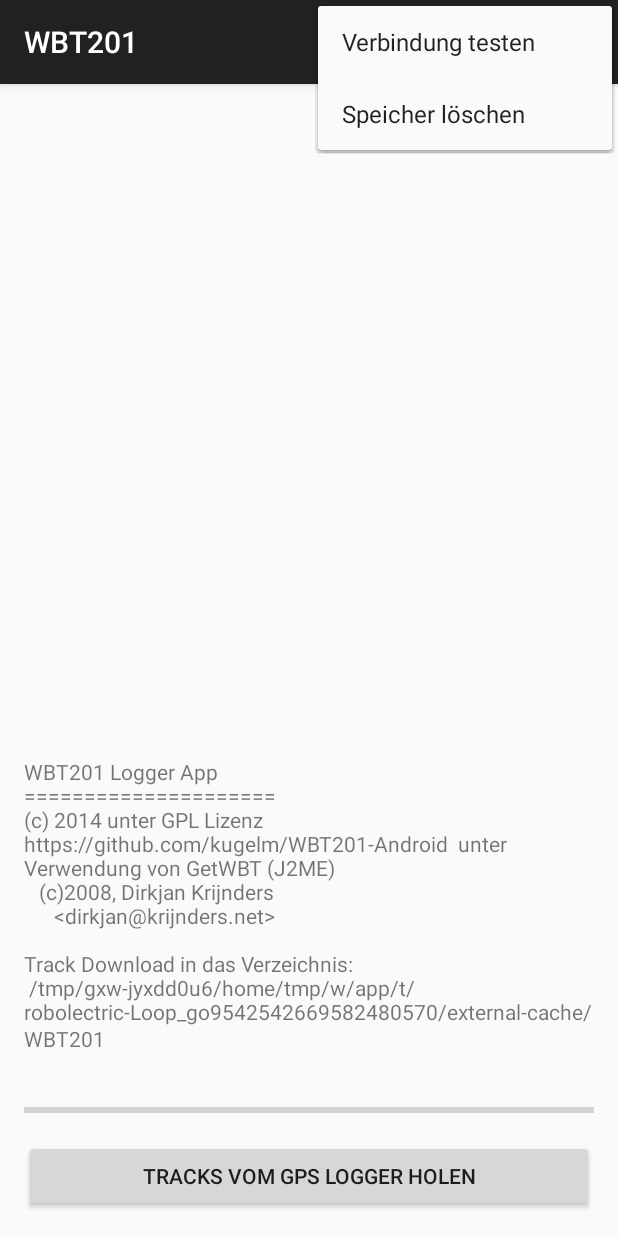
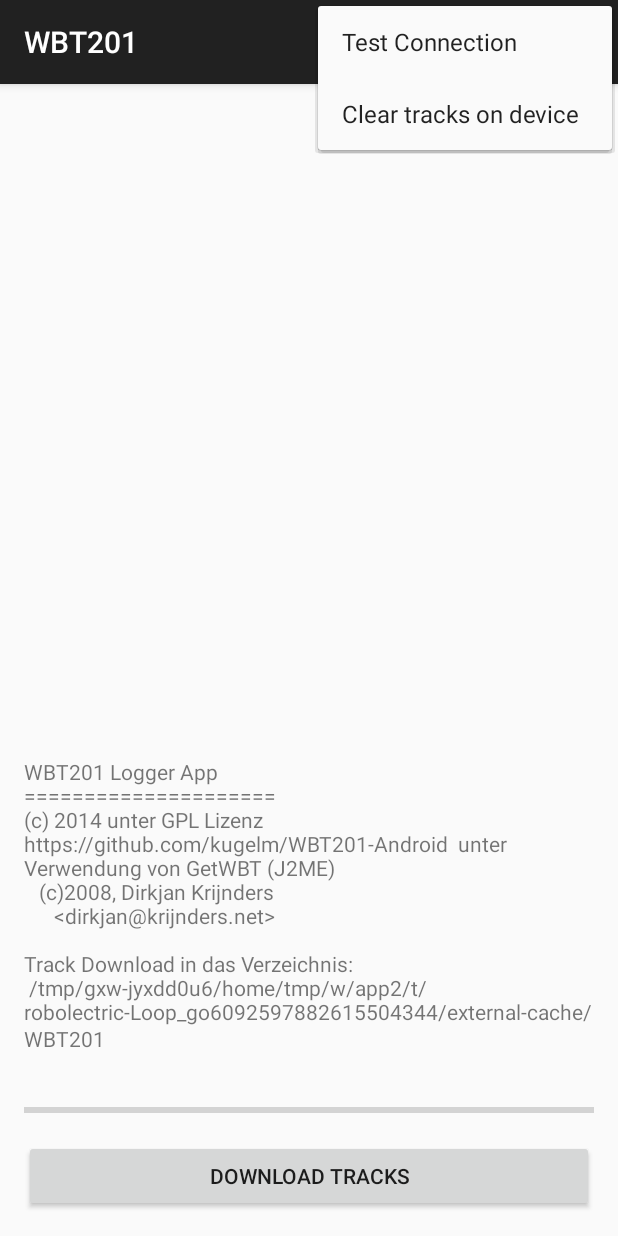
Before and after one commit to kugelm/WBT201-Android, an Android app: the screen it shows after launch (MainActivity), with the options menu open, on a phone screen of 412 x 824 dp. Run offline under Robolectric (Android 15) with nearby library versions, the phone set to English and light mode, and no system bars.

Commit message:
issue#1: english translation

```diff
--- a/app/build.gradle
+++ b/app/build.gradle
@@ -12,8 +12,8 @@ android {
     }
     buildTypes {
         release {
-            runProguard false
-            proguardFiles getDefaultProguardFile('proguard-android.txt'), 'proguard-rules.txt'
+            minifyEnabled false
+//            proguardFiles getDefaultProguardFile('proguard-android.txt'), 'proguard-rules.txt'
         }
     }
 }
--- a/app/src/main/res/values/strings.xml
+++ b/app/src/main/res/values/strings.xml
@@ -4,13 +4,13 @@
     <string name="app_name">WBT201</string>
     <string name="hello_world">Hello world!</string>
     <string name="action_settings">Settings</string>
-    <string name="strButtonConnect">Tracks vom GPS Logger holen</string>
-    <string name="action_erase">Speicher löschen</string>
-    <string name="string_really_erase">Soll der Logger wirklich gelöscht werden?</string>
-    <string name="string_erase_ok">Wirklich löschen!</string>
-    <string name="string_dont_erase">Nein, besser nicht.</string>
-    <string name="string_missed_swon_bt">Zuerst Bluetooth einschalten!</string>
-    <string name="action_test">Verbindung testen</string>
-    <string name="string_still_busy">Langsam, bin noch beschäftigt...</string>
+    <string name="strButtonConnect">Download Tracks</string>
+    <string name="string_really_erase">Do you really want to clear tracks onthe logger?</string>
+    <string name="string_erase_ok">Yes, clear memory.</string>
+    <string name="string_dont_erase">No, don\'t erase.</string>
+    <string name="string_missed_swon_bt">First enable Bluetooth!</string>
+    <string name="action_test">Test Connection</string>
+    <string name="string_still_busy">Wait, still busy...</string>
+    <string name="action_erase">Clear tracks on device</string>
 
 </resources>
--- a/build.gradle
+++ b/build.gradle
@@ -5,7 +5,7 @@ buildscript {
         mavenCentral()
     }
     dependencies {
-        classpath 'com.android.tools.build:gradle:0.9.+'
+        classpath 'com.android.tools.build:gradle:1.1.0'
     }
 }
 
```
Also changed, not shown: gradle/wrapper/gradle-wrapper.properties, 2 other files.
